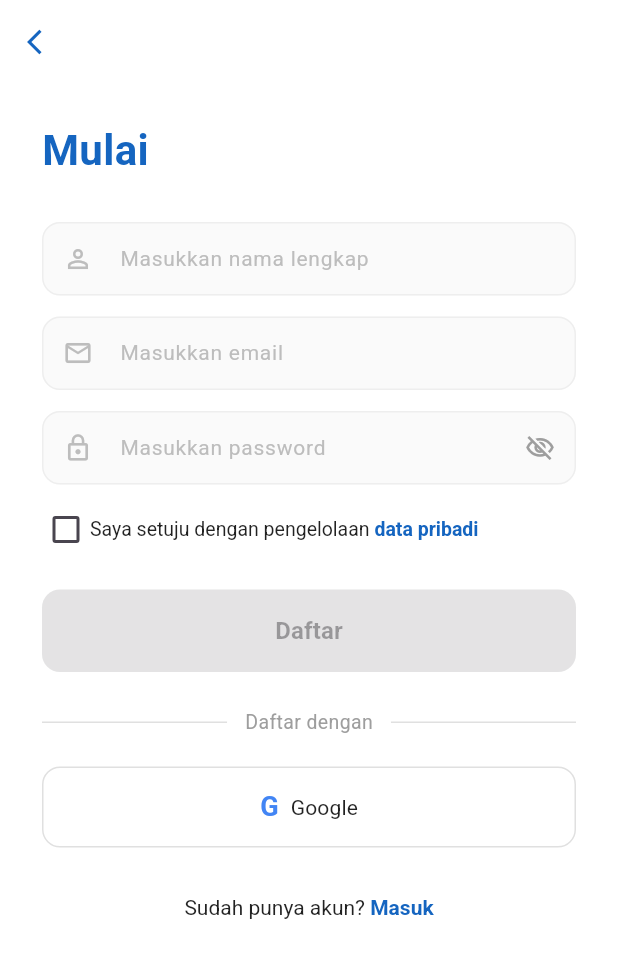
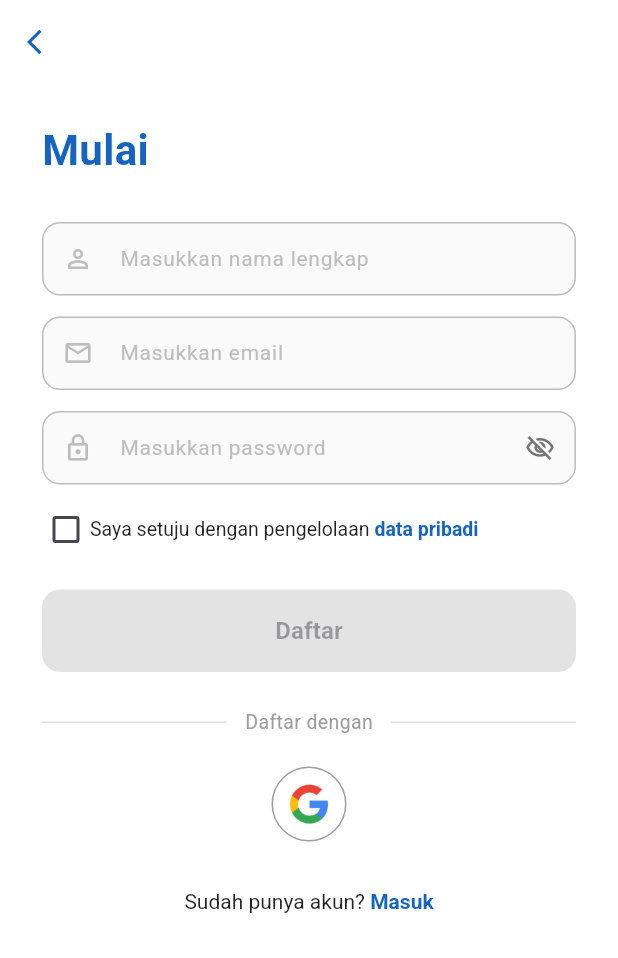
Before and after one commit to ahmadsyafik/cv_maker, a Flutter app: the LoginPage screen opened directly, after a tap on an icon or button, on a phone screen of 412 x 824 dp. Shown: the top 958 px of the screen. Run offline on Flutter 3.47's test engine with Material 3 defaults, Android fonts, the phone set to English and light mode, and no system bars; our stand-ins replace cloud_firestore, firebase_auth, firebase_core, google_sign_in, pdf, share_plus; missing offline and left inert: downloadsfolder, flutter_pdfview; accounts and stored records are empty; Roboto replaces fonts that are missing (Poppins).

Commit message:
update auth page UI + assets

```diff
--- a/lib/pages/auth/forgot_password_page.dart
+++ b/lib/pages/auth/forgot_password_page.dart
@@ -127,11 +127,11 @@ class _ForgotPasswordPageState extends State<ForgotPasswordPage> {
                 contentPadding: const EdgeInsets.symmetric(horizontal: 16, vertical: 14),
                 border: OutlineInputBorder(
                   borderRadius: BorderRadius.circular(12),
-                  borderSide: BorderSide(color: Colors.grey.shade200),
+                  borderSide: BorderSide(color: Colors.grey.shade400),
                 ),
                 enabledBorder: OutlineInputBorder(
                   borderRadius: BorderRadius.circular(12),
-                  borderSide: BorderSide(color: Colors.grey.shade200),
+                  borderSide: BorderSide(color: Colors.grey.shade400),
                 ),
                 focusedBorder: OutlineInputBorder(
                   borderRadius: BorderRadius.circular(12),
--- a/lib/pages/auth/login_page.dart
+++ b/lib/pages/auth/login_page.dart
@@ -136,7 +136,7 @@ class _LoginPageState extends State<LoginPage> {
                   _obscurePassword
                       ? Icons.visibility_off_outlined
                       : Icons.visibility_outlined,
-                  color: Colors.grey,
+                  color: Colors.grey.shade600,
                   size: 20,
                 ),
                 onPressed: () =>
@@ -282,11 +282,11 @@ class _LoginPageState extends State<LoginPage> {
             const EdgeInsets.symmetric(horizontal: 16, vertical: 14),
         border: OutlineInputBorder(
           borderRadius: BorderRadius.circular(12),
-          borderSide: BorderSide(color: Colors.grey.shade200),
+          borderSide: BorderSide(color: Colors.grey.shade400),
         ),
         enabledBorder: OutlineInputBorder(
           borderRadius: BorderRadius.circular(12),
-          borderSide: BorderSide(color: Colors.grey.shade200),
+          borderSide: BorderSide(color: Colors.grey.shade400),
         ),
         focusedBorder: OutlineInputBorder(
           borderRadius: BorderRadius.circular(12),
@@ -297,34 +297,26 @@ class _LoginPageState extends State<LoginPage> {
   }
 
   Widget _buildGoogleButton() {
-    return SizedBox(
-      width: double.infinity,
-      child: OutlinedButton.icon(
-        onPressed: _isLoading ? null : _loginWithGoogle,
-        icon: const Text(
-          'G',
-          style: TextStyle(
-            fontSize: 18,
-            fontWeight: FontWeight.bold,
-            color: Color(0xFF4285F4),
+    return Center(
+      child: InkWell(
+        onTap: _isLoading ? null : _loginWithGoogle,
+        borderRadius: BorderRadius.circular(50),
+         child: Container(
+          width: 50,
+          height: 50,
+          decoration: BoxDecoration(
+            shape: BoxShape.circle,
+            border: Border.all(color: Colors.grey.shade500),
+            color: Colors.white,
           ),
-        ),
-        label: const Text(
-          'Google',
-          style: TextStyle(
-            fontSize: 14,
-            color: Colors.black87,
-            fontWeight: FontWeight.w500,
-          ),
-        ),
-        style: OutlinedButton.styleFrom(
-          padding: const EdgeInsets.symmetric(vertical: 14),
-          shape: RoundedRectangleBorder(
-            borderRadius: BorderRadius.circular(12),
-          ),
-          side: BorderSide(color: Colors.grey.shade300),
-        ),
-      ),
-    );
+          child: Padding(
+            padding: const EdgeInsets.all(10),
+            child: Image.asset(
+              'assets/images/google_logo.png',
+              ),
+            ),
+            ),
+         )
+        );
   }
 }
--- a/lib/pages/auth/new_password_page.dart
+++ b/lib/pages/auth/new_password_page.dart
@@ -36,10 +36,6 @@ class _NewPasswordPageState extends State<NewPasswordPage> {
           icon: const Icon(Icons.arrow_back_ios, size: 20),
           onPressed: () => Navigator.pop(context),
         ),
-        // title: const Text(
-        //   'Kembali',
-        //   style: TextStyle(fontSize: 16, color: Color(0xFF1565C0)),
-        // ),
         titleSpacing: -8,
         foregroundColor: const Color(0xFF1565C0),
       ),
@@ -183,11 +179,11 @@ class _NewPasswordPageState extends State<NewPasswordPage> {
                 const EdgeInsets.symmetric(horizontal: 16, vertical: 14),
             border: OutlineInputBorder(
               borderRadius: BorderRadius.circular(12),
-              borderSide: BorderSide(color: Colors.grey.shade200),
+              borderSide: BorderSide(color: Colors.grey.shade400),
             ),
             enabledBorder: OutlineInputBorder(
               borderRadius: BorderRadius.circular(12),
-              borderSide: BorderSide(color: Colors.grey.shade200),
+              borderSide: BorderSide(color: Colors.grey.shade400),
             ),
             focusedBorder: OutlineInputBorder(
               borderRadius: BorderRadius.circular(12),
--- a/lib/pages/auth/register_page.dart
+++ b/lib/pages/auth/register_page.dart
@@ -225,7 +225,7 @@ class _RegisterPageState extends State<RegisterPage> {
                   _obscurePassword
                       ? Icons.visibility_off_outlined
                       : Icons.visibility_outlined,
-                  color: Colors.grey,
+                  color: Colors.grey.shade600,
                   size: 20,
                 ),
                 onPressed: () =>
@@ -368,11 +368,11 @@ class _RegisterPageState extends State<RegisterPage> {
             const EdgeInsets.symmetric(horizontal: 16, vertical: 14),
         border: OutlineInputBorder(
           borderRadius: BorderRadius.circular(12),
-          borderSide: BorderSide(color: Colors.grey.shade200),
+          borderSide: BorderSide(color: Colors.grey.shade400),
         ),
         enabledBorder: OutlineInputBorder(
           borderRadius: BorderRadius.circular(12),
-          borderSide: BorderSide(color: Colors.grey.shade200),
+          borderSide: BorderSide(color: Colors.grey.shade400),
         ),
         focusedBorder: OutlineInputBorder(
           borderRadius: BorderRadius.circular(12),
@@ -383,34 +383,24 @@ class _RegisterPageState extends State<RegisterPage> {
   }
 
   Widget _buildGoogleButton() {
-    return SizedBox(
-      width: double.infinity,
-      child: OutlinedButton.icon(
-        onPressed: _isLoading ? null : _registerWithGoogle,
-        icon: const Text(
-          'G',
-          style: TextStyle(
-            fontSize: 18,
-            fontWeight: FontWeight.bold,
-            color: Color(0xFF4285F4),
+    return Center(
+      child: InkWell(
+      onTap: _isLoading ? null : _registerWithGoogle,
+      borderRadius: BorderRadius.circular(30),
+      child: Container(
+        width: 50,
+        height: 50,
+        decoration: BoxDecoration(
+          shape: BoxShape.circle,
+          border: Border.all(color: Colors.grey.shade500),
+          color: Colors.white,
+        ),
+        child: Padding(
+          padding: const EdgeInsets.all(10),
+          child: Image.asset('assets/images/google_logo.png'),
           ),
-        ),
-        label: const Text(
-          'Google',
-          style: TextStyle(
-            fontSize: 14,
-            color: Colors.black87,
-            fontWeight: FontWeight.w500,
           ),
-        ),
-        style: OutlinedButton.styleFrom(
-          padding: const EdgeInsets.symmetric(vertical: 14),
-          shape: RoundedRectangleBorder(
-            borderRadius: BorderRadius.circular(12),
           ),
-          side: BorderSide(color: Colors.grey.shade300),
-        ),
-      ),
-    );
+        );
   }
 }
--- a/pubspec.yaml
+++ b/pubspec.yaml
@@ -33,6 +33,7 @@ dependencies:
   firebase_auth: ^5.1.4
   cloud_firestore: ^5.2.1
   google_sign_in: ^6.2.1
+  device_preview: ^1.3.1
 
 dev_dependencies:
   flutter_test:
@@ -44,7 +45,8 @@ flutter:
 
   # Assets
   assets:
-    - assets/images/
+    - assets/images/google_logo.png
+
     - assets/fonts/
 
   # Fonts
```
Also changed, not shown: assets/images/google_logo.png (added), lib/pages/auth/check_email_page.dart (line endings or trailing spaces), pubspec.lock, 10 other files.
